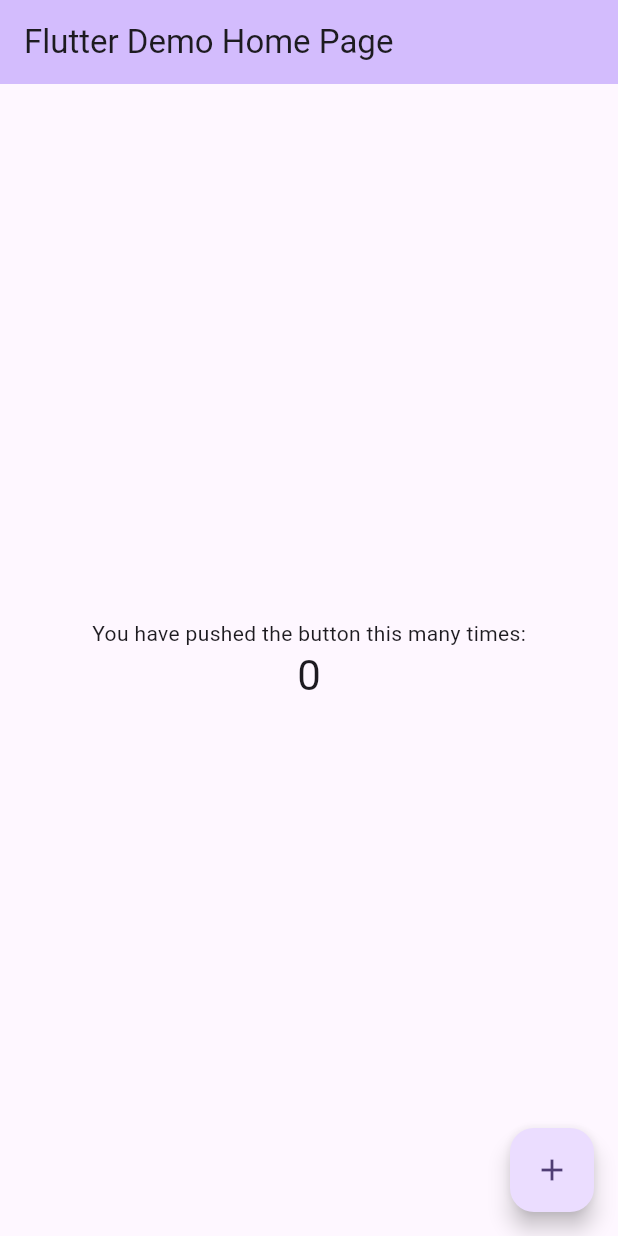
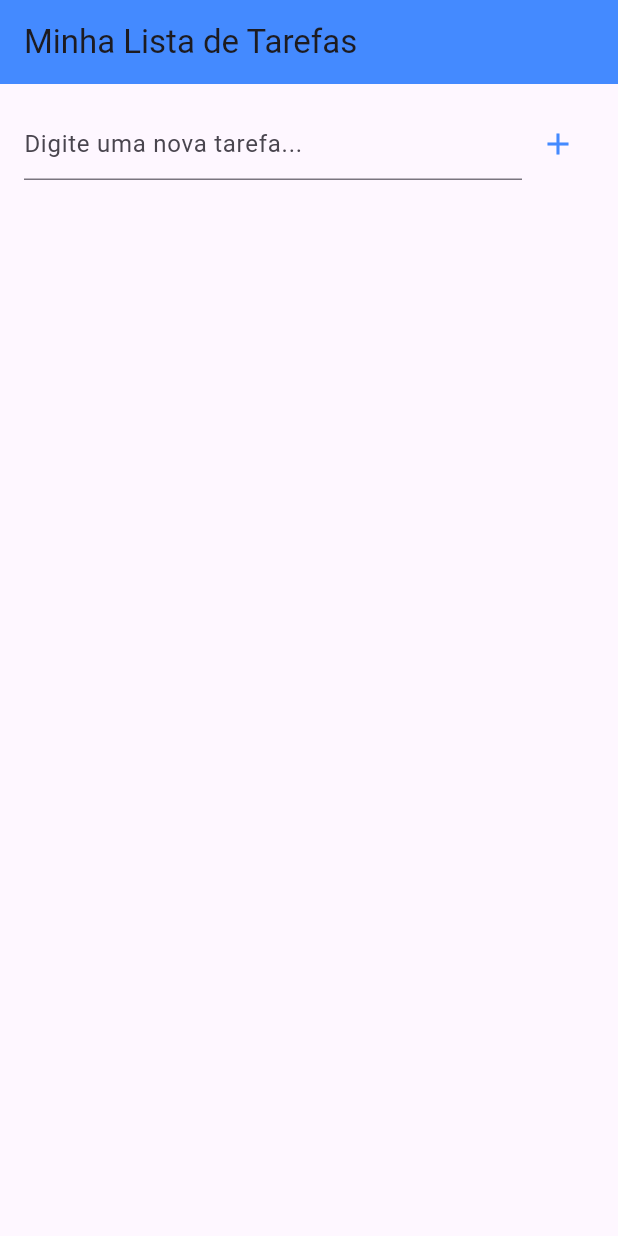
Before and after one commit to jpktolentino-dot/Atividades-Avaliativas-Mobile, a Flutter app: the screen it shows after launch, on a phone screen of 412 x 824 dp. Run offline on Flutter 3.47's test engine with Material 3 defaults, Android fonts, the phone set to English and light mode, and no system bars.

Commit message:
feat:adicionando o código da lista de tarefas

```diff
--- a/projeto_lista_tarefas/lib/main.dart
+++ b/projeto_lista_tarefas/lib/main.dart
@@ -13,55 +13,77 @@ class MyApp extends StatelessWidget {
       theme: ThemeData(
         colorScheme: .fromSeed(seedColor: Colors.deepPurple),
       ),
-      home: const MyHomePage(title: 'Flutter Demo Home Page'),
+      home: const ListaTarefas(title: 'Flutter Demo Home Page'),
+      debugShowCheckedModeBanner: false,
+
     );
   }
 }
 
-class MyHomePage extends StatefulWidget {
-  const MyHomePage({super.key, required this.title});
+class ListaTarefas extends StatefulWidget {
+  const ListaTarefas({super.key, required this.title});
   final String title;
 
   @override
-  State<MyHomePage> createState() => _MyHomePageState();
+  State<ListaTarefas> createState() => _MyHomePageState();
 }
 
-class _MyHomePageState extends State<MyHomePage> {
-  int _counter = 0;
+class _MyHomePageState extends State<ListaTarefas> {
+  final List<String> _tarefas = [];
+  final TextEditingController _controller = TextEditingController();
 
-  void _incrementCounter() {
-    setState(() {
-      _counter++;
+  void _adicionarTarefas(){
+    if(_controller.text.isNotEmpty){
+      setState((){
+        _tarefas.add(_controller.text);
+        _controller.clear();
+      });
+    }
+  }
+
+  void _removerTarefa(int index){
+    setState((){
+      _tarefas.removeAt(index);
     });
   }
-
   @override
   Widget build(BuildContext context) {
-
     return Scaffold(
-      appBar: AppBar(
-
-        backgroundColor: Theme.of(context).colorScheme.inversePrimary,
-
-        title: Text(widget.title),
-      ),
-      body: Center(
-        child: Column(
-
-          mainAxisAlignment: .center,
-          children: [
-            const Text('You have pushed the button this many times:'),
-            Text(
-              '$_counter',
-              style: Theme.of(context).textTheme.headlineMedium,
+      appBar: AppBar(title: Text('Minha Lista de Tarefas'), backgroundColor: Colors.blueAccent),
+      body: Column(
+        children: [
+          Padding(
+            padding: const EdgeInsets.all(16.0),
+            child: Row(
+              children: [
+                Expanded(
+                  child: TextField(
+                    controller: _controller,
+                    decoration: InputDecoration(hintText: 'Digite uma nova tarefa...'),
+                  ),
+                ),
+                IconButton(
+                  icon: Icon(Icons.add, color: Colors.blueAccent),
+                  onPressed: _adicionarTarefas,
+                ),
+              ],
             ),
-          ],
-        ),
-      ),
-      floatingActionButton: FloatingActionButton(
-        onPressed: _incrementCounter,
-        tooltip: 'Increment',
-        child: const Icon(Icons.add),
+          ),
+          Expanded(
+            child: ListView.builder(
+              itemCount: _tarefas.length,
+              itemBuilder: (context, index) {
+                return ListTile(
+                  title: Text(_tarefas[index]),
+                  trailing: IconButton(
+                    icon: Icon(Icons.delete, color: Colors.redAccent),
+                    onPressed: () => _removerTarefa(index),
+                  ),
+                );
+              },
+            ),
+          ),
+        ],
       ),
     );
   }
```
